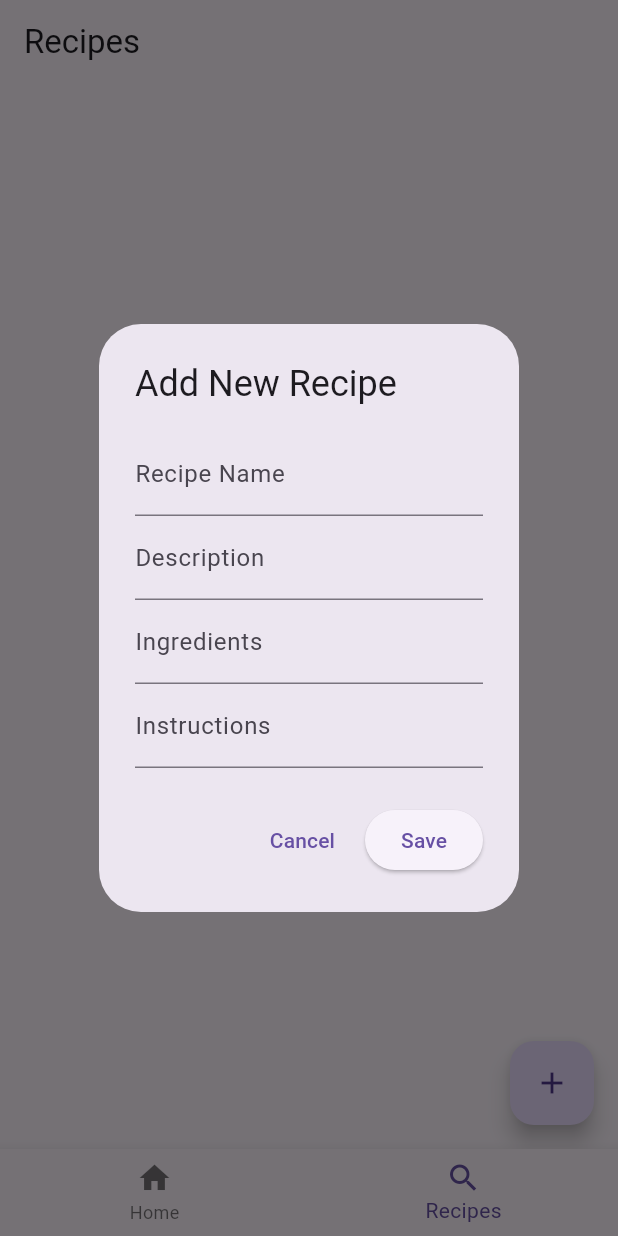
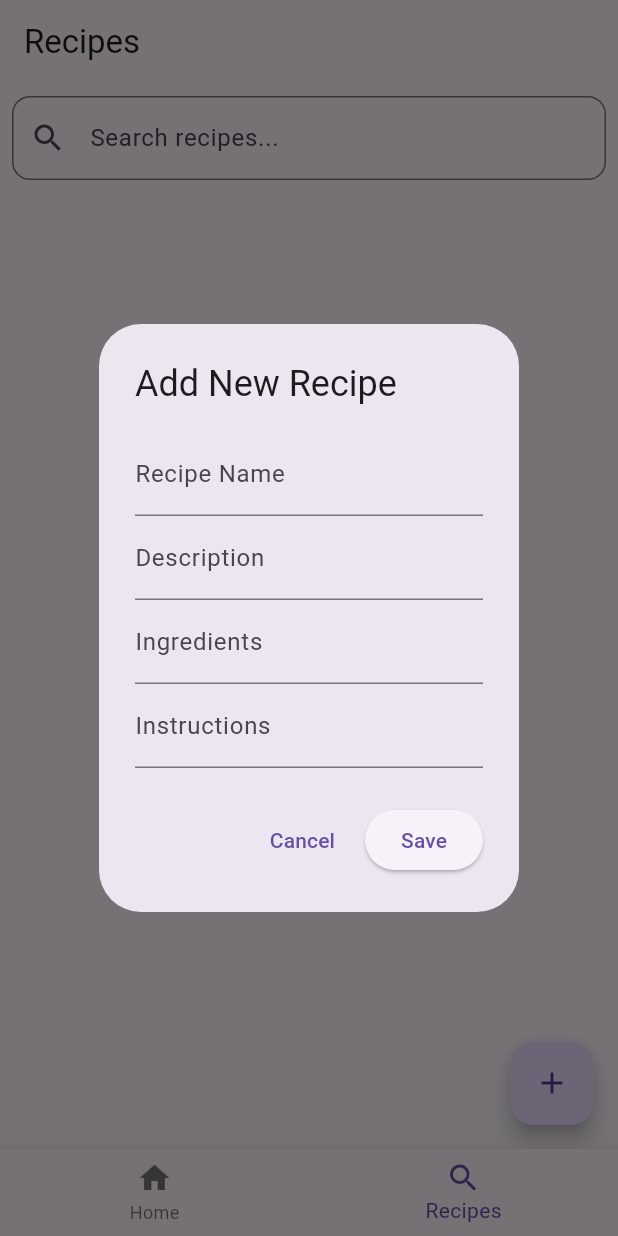
Before and after one commit to jasonyu17/MAD_Project1, a Flutter app: the screen it shows after launch, item 2 of the bottom bar chosen, after a tap on the "add" icon, on a phone screen of 412 x 824 dp. Run offline on Flutter 3.47's test engine with Material 3 defaults, Android fonts, the phone set to English and light mode, and no system bars; our stand-ins replace shared_preferences, sqflite; accounts and stored records are empty.

Commit message:
adjusted home page to use the sql database (no images yet)

```diff
--- a/lib/pages/home_page.dart
+++ b/lib/pages/home_page.dart
@@ -1,6 +1,7 @@
 import 'package:flutter/material.dart';
 import 'package:project1/pages/favorites_page.dart';
 import 'package:shared_preferences/shared_preferences.dart';
+import 'package:project1/database/database_helper.dart';
 
 class HomePage extends StatefulWidget {
   const HomePage({super.key});
@@ -10,13 +11,7 @@ class HomePage extends StatefulWidget {
 }
 
 class _HomePageState extends State<HomePage> {
-  final List<String> mealList = [
-    'Brussels Sprouts',
-    'Caesar Salad',
-    'Multigrain Crackers',
-    'Frittata',
-    'Steak',
-  ];
+  List<Map<String, dynamic>> _recipes = [];
 
   final Map<String, String> mealImages = {
     'Brussels Sprouts': 'assets/brussels.png',
@@ -41,13 +36,13 @@ class _HomePageState extends State<HomePage> {
   @override
   void initState() {
     super.initState();
-    _loadBookmarkedMeals();
+    _loadRecipesFromDb();
   }
 
-  Future<void> _loadBookmarkedMeals() async {
-    final prefs = await SharedPreferences.getInstance();
+  Future<void> _loadRecipesFromDb() async {
+    final data = await DatabaseHelper().getRecipes();
     setState(() {
-      bookmarkedMeals = prefs.getStringList('bookmarkedMeals')?.toSet() ?? {};
+      _recipes = data;
     });
   }
 
@@ -71,9 +66,16 @@ class _HomePageState extends State<HomePage> {
     Navigator.push(
       context,
       MaterialPageRoute(
-        builder: (context) => FavoritesPage(bookmarkedMeals: bookmarkedMeals.toList()),
+        builder:
+            (context) =>
+                FavoritesPage(bookmarkedMeals: bookmarkedMeals.toList()),
       ),
     );
+  }
+
+  void _toggleFavorite(int id, bool currentStatus) async {
+    await DatabaseHelper().toggleFavorite(id, currentStatus);
+    _loadRecipesFromDb();
   }
 
   @override
@@ -93,15 +95,21 @@ class _HomePageState extends State<HomePage> {
         children: [
           Expanded(
             child: Column(
-              children: mealList.map((meal) {
+              children:
+                  _recipes.map((recipe) {
+                    String name = recipe['name'];
+                    String image =
+                        'assets/images/default.png';
+                    bool isFavorite = recipe['is_favorite'] == 1;
+
                     return Draggable<String>(
-                  data: meal,
+                      data: name,
                       feedback: Material(
                         color: Colors.transparent,
                         child: Container(
                           padding: const EdgeInsets.all(8),
                           color: Colors.blueGrey.withOpacity(0.5),
-                      child: Text(meal),
+                          child: Text(name),
                         ),
                       ),
                       childWhenDragging: Container(),
@@ -109,13 +117,14 @@ class _HomePageState extends State<HomePage> {
                         child: ListTile(
                           leading: CircleAvatar(
                             radius: 25,
-                        backgroundImage: AssetImage(mealImages[meal] ?? 'assets/images/default.png'),
+                            backgroundImage: AssetImage(image),
                           ),
-                      title: Text(meal),
+                          title: Text(name),
                           trailing: GestureDetector(
-                        onTap: () => _toggleBookmark(meal),
+                            onTap:
+                                () => _toggleFavorite(recipe['id'], isFavorite),
                             child: Icon(
-                          bookmarkedMeals.contains(meal)
+                              isFavorite
                                   ? Icons.bookmark
                                   : Icons.bookmark_border,
                             ),
@@ -126,13 +135,15 @@ class _HomePageState extends State<HomePage> {
                   }).toList(),
             ),
           ),
+
           SizedBox(
             height: 250,
             child: Column(
               children: [
                 Row(
                   mainAxisAlignment: MainAxisAlignment.spaceEvenly,
-                  children: ['Monday', 'Tuesday', 'Wednesday'].map((day) {
+                  children:
+                      ['Monday', 'Tuesday', 'Wednesday'].map((day) {
                         return Expanded(
                           child: DragTarget<String>(
                             onAccept: (meal) {
@@ -142,7 +153,10 @@ class _HomePageState extends State<HomePage> {
                             },
                             builder: (context, candidateData, rejectedData) {
                               return Card(
-                            color: candidateData.isEmpty ? Colors.white : Colors.green,
+                                color:
+                                    candidateData.isEmpty
+                                        ? Colors.white
+                                        : Colors.green,
                                 child: Padding(
                                   padding: const EdgeInsets.all(8.0),
                                   child: Column(
@@ -151,7 +165,9 @@ class _HomePageState extends State<HomePage> {
                                       ...weeklyMeals[day]!.map((meal) {
                                         return Text(
                                           meal,
-                                      style: TextStyle(fontWeight: FontWeight.bold),
+                                          style: TextStyle(
+                                            fontWeight: FontWeight.bold,
+                                          ),
                                         );
                                       }).toList(),
                                     ],
@@ -165,7 +181,8 @@ class _HomePageState extends State<HomePage> {
                 ),
                 Row(
                   mainAxisAlignment: MainAxisAlignment.spaceEvenly,
-                  children: ['Thursday', 'Friday', 'Saturday', 'Sunday'].map((day) {
+                  children:
+                      ['Thursday', 'Friday', 'Saturday', 'Sunday'].map((day) {
                         return Expanded(
                           child: DragTarget<String>(
                             onAccept: (meal) {
@@ -175,7 +192,10 @@ class _HomePageState extends State<HomePage> {
                             },
                             builder: (context, candidateData, rejectedData) {
                               return Card(
-                            color: candidateData.isEmpty ? Colors.white : Colors.green,
+                                color:
+                                    candidateData.isEmpty
+                                        ? Colors.white
+                                        : Colors.green,
                                 child: Padding(
                                   padding: const EdgeInsets.all(8.0),
                                   child: Column(
@@ -184,7 +204,9 @@ class _HomePageState extends State<HomePage> {
                                       ...weeklyMeals[day]!.map((meal) {
                                         return Text(
                                           meal,
-                                      style: TextStyle(fontWeight: FontWeight.bold),
+                                          style: TextStyle(
+                                            fontWeight: FontWeight.bold,
+                                          ),
                                         );
                                       }).toList(),
                                     ],
--- a/lib/pages/recipe_page.dart
+++ b/lib/pages/recipe_page.dart
@@ -9,16 +9,19 @@ class RecipePage extends StatefulWidget {
 
 class _RecipePageState extends State<RecipePage> {
   List<Map<String, dynamic>> _recipes = [];
+  List<Map<String, dynamic>> _filteredRecipes = [];
 
   final _nameController = TextEditingController();
   final _descriptionController = TextEditingController();
   final _ingredientsController = TextEditingController();
   final _instructionsController = TextEditingController();
+  final _searchController = TextEditingController();
 
   @override
   void initState() {
     super.initState();
     _loadRecipes();
+    _searchController.addListener(_filterRecipes);
   }
 
   Future<void> _loadRecipes() async {
@@ -28,10 +31,23 @@ class _RecipePageState extends State<RecipePage> {
     });
   }
 
+  void _filterRecipes() {
+    final query = _searchController.text.toLowerCase();
+    setState(() {
+      _filteredRecipes =
+          _recipes.where((recipe) {
+            final name = recipe['name'].toLowerCase();
+            final description = recipe['description']?.toLowerCase() ?? '';
+            return name.contains(query) || description.contains(query);
+          }).toList();
+    });
+  }
+
   Future<void> _showAddRecipeDialog() async {
     showDialog(
       context: context,
-      builder:(_) => AlertDialog(
+      builder:
+          (_) => AlertDialog(
             title: Text("Add New Recipe"),
             content: Column(
               mainAxisSize: MainAxisSize.min,
@@ -47,7 +63,6 @@ class _RecipePageState extends State<RecipePage> {
                 TextField(
                   controller: _ingredientsController,
                   decoration: InputDecoration(labelText: 'Ingredients'),
-
                 ),
                 TextField(
                   controller: _instructionsController,
@@ -96,11 +111,29 @@ class _RecipePageState extends State<RecipePage> {
   Widget build(BuildContext context) {
     return Scaffold(
       appBar: AppBar(title: Text('Recipes')),
-      body:
-          _recipes.isEmpty ? Center(child: Text('No recipes yet.')): ListView.builder(
-            itemCount: _recipes.length,
+      body: Column(
+        children: [
+          Padding(
+            padding: const EdgeInsets.all(8.0),
+            child: TextField(
+              controller: _searchController,
+              decoration: InputDecoration(
+                labelText: "Search recipes...",
+                prefixIcon: Icon(Icons.search),
+                border: OutlineInputBorder(
+                  borderRadius: BorderRadius.circular(12),
+                ),
+              ),
+            ),
+          ),
+          Expanded(
+            child:
+                _filteredRecipes.isEmpty
+                    ? Center(child: Text('No recipes yet.'))
+                    : ListView.builder(
+                      itemCount: _filteredRecipes.length,
                       itemBuilder: (context, index) {
-              final recipe = _recipes[index];
+                        final recipe = _filteredRecipes[index];
                         return ListTile(
                           title: Text(recipe['name']),
                           subtitle: Text(recipe['description']),
@@ -109,13 +142,18 @@ class _RecipePageState extends State<RecipePage> {
                               context,
                               MaterialPageRoute(
                                 builder:
-                          (context) => RecipeDetailPage(recipe: recipe),
+                                    (context) =>
+                                        RecipeDetailPage(recipe: recipe),
                               ),
                             );
                           },
                         );
                       },
                     ),
+          ),
+        ],
+      ),
+
       floatingActionButton: FloatingActionButton(
         onPressed: _showAddRecipeDialog,
         child: Icon(Icons.add),
```
Also changed, not shown: lib/database/database_helper.dart (+18 -1 lines). Lines whose indentation alone changed are shown as unchanged.
